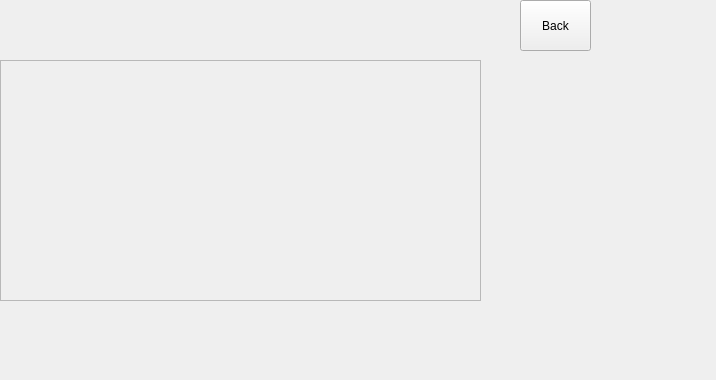
The window that qt_ui/printStackedWidget.ui (BlocksTechnology/BlocksScreen) describes before a commit, drawn with Qt 5.
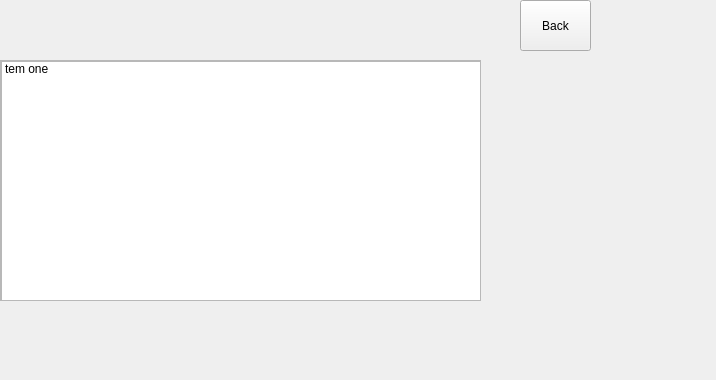
The same window after the commit. The open tabs and pages were chosen to show the change. Icons and pictures are not drawn. Custom widgets are drawn as their Qt base class.

The edit to the form file:
```diff
--- a/qt_ui/printStackedWidget.ui
+++ b/qt_ui/printStackedWidget.ui
@@ -173,6 +173,24 @@
        <height>239</height>
       </rect>
      </property>
+     <widget class="QListWidget" name="listWidget">
+      <property name="geometry">
+       <rect>
+        <x>0</x>
+        <y>0</y>
+        <width>481</width>
+        <height>241</height>
+       </rect>
+      </property>
+      <item>
+       <property name="text">
+        <string>tem one</string>
+       </property>
+       <property name="flags">
+        <set>ItemIsSelectable|ItemIsEnabled</set>
+       </property>
+      </item>
+     </widget>
     </widget>
    </widget>
   </widget>
```
Left out of the diff: 5 changed lines with no effect on the pictures.
